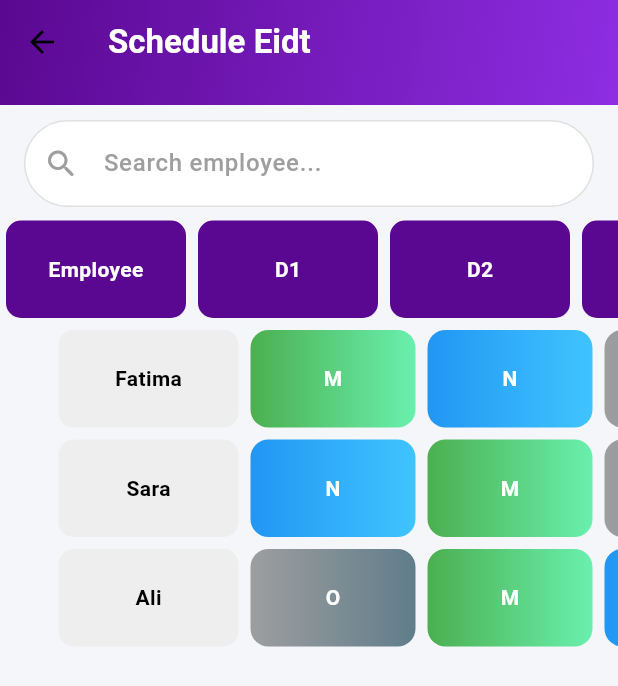
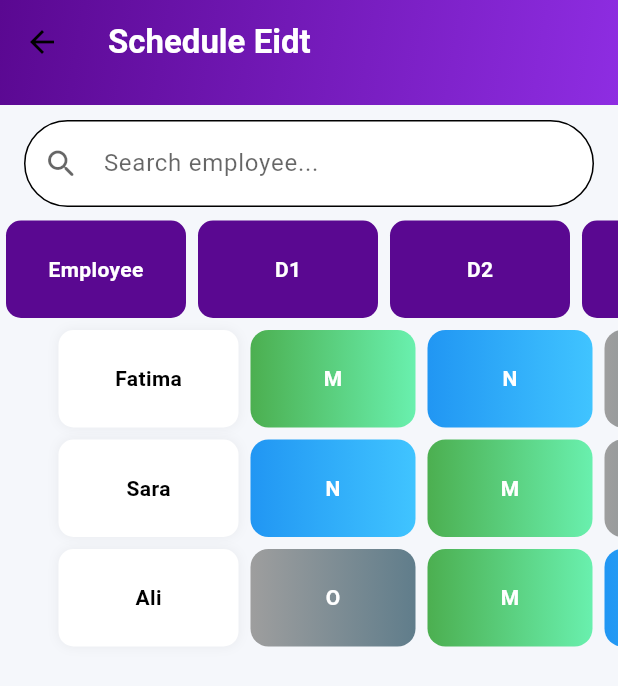
Before and after one commit to Lubaba333/Munawebti, a Flutter app: the ManageSchedulesScreen screen opened directly, after a tap on "Week 1", on a phone screen of 412 x 824 dp. Shown: the top 686 px of the screen. Run offline on Flutter 3.47's test engine with Material 3 defaults, Android fonts, the phone set to English and light mode, and no system bars; our stand-ins replace fl_chart, get, get_storage, shared_preferences; accounts and stored records are empty.

Commit message:
update violation and theme

```diff
--- a/dashboard/Admin2/lib/controller/DashboardController.dart
+++ b/dashboard/Admin2/lib/controller/DashboardController.dart
@@ -7,6 +7,7 @@ import '../view/HousingScreen.dart';
 import '../view/ManageSchedulesScreen.dart';
 import '../view/Request.dart';
 import '../view/dashboard_home.dart';
+import '../view/violation.dart';
 import 'UserManagement_controller.dart';
 
 
@@ -42,7 +43,8 @@ class DashboardController extends GetxController {
     ManageSchedulesScreen(),
     RequestScreen(),
     BuildingsScreen(),
-    Text("Reports"),
+    ViolationScreen(),
+    //Text("Reports"),
   ];
 
   void changePage(int index) {
--- a/dashboard/Admin2/lib/view/ManageSchedulesScreen.dart
+++ b/dashboard/Admin2/lib/view/ManageSchedulesScreen.dart
@@ -43,14 +43,17 @@ class _ManageSchedulesScreenState extends State<ManageSchedulesScreen>
 
   @override
   Widget build(BuildContext context) {
+
+    final theme = Theme.of(context);
+
     return Scaffold(
-      backgroundColor: const Color(0xFFF5F6FA),
+      backgroundColor: theme.scaffoldBackgroundColor,
 
       appBar: PreferredSize(
         preferredSize: const Size.fromHeight(70),
         child: Container(
           decoration: BoxDecoration(gradient: headerGradient),
-          child:  AppBar(
+          child: AppBar(
             backgroundColor: Colors.transparent,
             elevation: 0,
             title: Text(
@@ -67,16 +70,25 @@ class _ManageSchedulesScreenState extends State<ManageSchedulesScreen>
       body: Column(
         children: [
 
-          /// 🔥 FILTER (كما هو)
+          /// ================= FILTER =================
           Padding(
             padding: const EdgeInsets.all(12),
             child: Row(
               children: [
+
                 Expanded(
-                  child: Obx(() => DropdownButton<int>(
+                  child: Obx(() => Container(
+                    padding: const EdgeInsets.symmetric(horizontal: 10),
+                    decoration: BoxDecoration(
+                      color: theme.colorScheme.surface,
+                      borderRadius: BorderRadius.circular(12),
+                    ),
+                    child: DropdownButton<int>(
                       isExpanded: true,
-                    hint: const Text("Month"),
+                      dropdownColor: theme.colorScheme.surface,
                       value: controller.selectedMonth.value,
+                      hint: Text("Month", style: TextStyle(color: theme.hintColor)),
+                      underline: const SizedBox(),
                       items: List.generate(12, (i) {
                         return DropdownMenuItem(
                           value: i + 1,
@@ -86,16 +98,25 @@ class _ManageSchedulesScreenState extends State<ManageSchedulesScreen>
                       onChanged: (val) {
                         controller.selectedMonth.value = val;
                       },
+                    ),
                   )),
                 ),
 
                 const SizedBox(width: 10),
 
                 Expanded(
-                  child: Obx(() => DropdownButton<int>(
+                  child: Obx(() => Container(
+                    padding: const EdgeInsets.symmetric(horizontal: 10),
+                    decoration: BoxDecoration(
+                      color: theme.colorScheme.surface,
+                      borderRadius: BorderRadius.circular(12),
+                    ),
+                    child: DropdownButton<int>(
                       isExpanded: true,
-                    hint: const Text("Year"),
+                      dropdownColor: theme.colorScheme.surface,
                       value: controller.selectedYear.value,
+                      hint: Text("Year", style: TextStyle(color: theme.hintColor)),
+                      underline: const SizedBox(),
                       items: List.generate(5, (i) {
                         int year = DateTime.now().year - i;
                         return DropdownMenuItem(
@@ -106,11 +127,12 @@ class _ManageSchedulesScreenState extends State<ManageSchedulesScreen>
                       onChanged: (val) {
                         controller.selectedYear.value = val;
                       },
+                    ),
                   )),
                 ),
 
                 IconButton(
-                  icon: const Icon(Icons.clear),
+                  icon: Icon(Icons.clear, color: theme.iconTheme.color),
                   onPressed: () {
                     controller.selectedMonth.value = null;
                     controller.selectedYear.value = null;
@@ -120,14 +142,13 @@ class _ManageSchedulesScreenState extends State<ManageSchedulesScreen>
             ),
           ),
 
-          /// 🔥 BODY
+          /// ================= BODY =================
           Expanded(
             child: Obx(() {
               final list = controller.filteredSchedules;
 
-              /// ❌ EMPTY STATE
               if (list.isEmpty) {
-                return _emptyState();
+                return _emptyState(context);
               }
 
               return GridView.builder(
@@ -141,29 +162,6 @@ class _ManageSchedulesScreenState extends State<ManageSchedulesScreen>
                 itemBuilder: (context, index) {
                   final schedule = list[index];
 
-                  /// ✨ ظهور انيميشن
-                  return AnimatedOpacity(
-                    duration: Duration(milliseconds: 400 + (index * 80)),
-                    opacity: 1,
-                    child: AnimatedScale(
-                      duration: Duration(milliseconds: 400 + (index * 80)),
-                      scale: 1,
-                      child: _floatingTile(schedule, index),
-                    ),
-                  );
-                },
-              );
-            }),
-          ),
-        ],
-      ),
-
-      floatingActionButton: _addButton(),
-    );
-  }
-
-  // ================= FLOAT ANIMATION =================
-  Widget _floatingTile(dynamic schedule, int index) {
                   return AnimatedBuilder(
                     animation: _animController,
                     builder: (context, child) {
@@ -175,12 +173,24 @@ class _ManageSchedulesScreenState extends State<ManageSchedulesScreen>
                         child: child,
                       );
                     },
-      child: _scheduleItem(schedule),
+                    child: _scheduleItem(context, schedule),
+                  );
+                },
+              );
+            }),
+          ),
+        ],
+      ),
+
+      floatingActionButton: _addButton(context),
     );
   }
 
   // ================= ITEM =================
-  Widget _scheduleItem(dynamic schedule) {
+  Widget _scheduleItem(BuildContext context, dynamic schedule) {
+
+    final theme = Theme.of(context);
+
     return GestureDetector(
       onTap: () {
         Get.toNamed("/schedule", arguments: schedule);
@@ -196,30 +206,32 @@ class _ManageSchedulesScreenState extends State<ManageSchedulesScreen>
               ShaderMask(
                 shaderCallback: (bounds) {
                   return const LinearGradient(
-                    colors: [Color(0xFF8E2DE2), Color(0xFF5A0891)],
+                    colors: [
+                      Color(0xFF8E2DE2),
+                      Color(0xFF5A0891),
+                    ],
                   ).createShader(bounds);
                 },
                 child: const Icon(
                   Icons.calendar_month,
                   size: 140,
-                  color: Colors.white,
+                  color: Colors.white, // مهم تثبيت الأبيض هنا
                 ),
               ),
 
-              /// ✏️ EDIT ICON
               Positioned(
                 top: -6,
                 right: -6,
                 child: Container(
                   padding: const EdgeInsets.all(5),
-                  decoration: const BoxDecoration(
+                  decoration: BoxDecoration(
                     shape: BoxShape.circle,
-                    color: Colors.white,
+                    color: theme.colorScheme.surface,
                   ),
-                  child: const Icon(
+                  child: Icon(
                     Icons.edit,
                     size: 18,
-                    color: Color(0xFF5A0891),
+                    color: theme.colorScheme.primary,
                   ),
                 ),
               ),
@@ -230,9 +242,10 @@ class _ManageSchedulesScreenState extends State<ManageSchedulesScreen>
 
           Text(
             schedule.name,
-            style: const TextStyle(
+            style: TextStyle(
               fontWeight: FontWeight.bold,
               fontSize: 15,
+              color: theme.textTheme.bodyLarge?.color,
             ),
           ),
 
@@ -241,7 +254,7 @@ class _ManageSchedulesScreenState extends State<ManageSchedulesScreen>
           Text(
             schedule.createdAt,
             style: TextStyle(
-              color: Colors.grey.shade600,
+              color: theme.hintColor,
               fontSize: 12,
             ),
           ),
@@ -250,32 +263,35 @@ class _ManageSchedulesScreenState extends State<ManageSchedulesScreen>
     );
   }
 
-  // ================= EMPTY STATE =================
-  Widget _emptyState() {
+  // ================= EMPTY =================
+  Widget _emptyState(BuildContext context) {
+
+    final theme = Theme.of(context);
+
     return Center(
       child: Column(
         mainAxisAlignment: MainAxisAlignment.center,
-        children: const [
+        children: [
 
           Icon(Icons.calendar_month,
-              size: 80, color: Colors.grey),
+              size: 80, color: theme.hintColor),
 
-          SizedBox(height: 10),
+          const SizedBox(height: 10),
 
           Text(
             "No Schedules Found",
             style: TextStyle(
               fontSize: 18,
               fontWeight: FontWeight.bold,
-              color: Colors.grey,
+              color: theme.textTheme.bodyLarge?.color,
             ),
           ),
 
-          SizedBox(height: 5),
+          const SizedBox(height: 5),
 
           Text(
             "Try changing filters or add a new schedule",
-            style: TextStyle(color: Colors.grey),
+            style: TextStyle(color: theme.hintColor),
           ),
         ],
       ),
@@ -283,16 +299,22 @@ class _ManageSchedulesScreenState extends State<ManageSchedulesScreen>
   }
 
   // ================= ADD BUTTON =================
-  Widget _addButton() {
+  Widget _addButton(BuildContext context) {
+
+    final theme = Theme.of(context);
+
     return GestureDetector(
       onTap: () => Get.toNamed("/program"),
       child: Container(
         width: 65,
         height: 65,
-        decoration: const BoxDecoration(
+        decoration: BoxDecoration(
           shape: BoxShape.circle,
           gradient: LinearGradient(
-            colors: [Color(0xFF8E2DE2), Color(0xFF5A0891)],
+            colors: [
+              theme.colorScheme.primary,
+              theme.colorScheme.secondary,
+            ],
           ),
         ),
         child: const Icon(Icons.add, color: Colors.white, size: 32),
--- a/dashboard/Admin2/lib/view/ScheduleEditorScreen.dart
+++ b/dashboard/Admin2/lib/view/ScheduleEditorScreen.dart
@@ -46,11 +46,15 @@ class _ScheduleEditorScreenState
   }
 
   // ================= SEARCH =================
-  Widget _searchBar() {
+  Widget _searchBar(BuildContext context) {
+
+    final theme = Theme.of(context);
+
     return Padding(
       padding: const EdgeInsets.fromLTRB(16, 10, 16, 5),
       child: Focus(
         onFocusChange: (_) => setState(() {}),
+
         child: AnimatedContainer(
           duration: const Duration(milliseconds: 300),
           curve: Curves.easeInOut,
@@ -58,22 +62,19 @@ class _ScheduleEditorScreenState
           decoration: BoxDecoration(
             borderRadius: BorderRadius.circular(30),
 
-            /// 🔥 الخلفية ثابتة (ما تتغير)
-            color: Colors.white,
+            color: theme.colorScheme.surface,
 
-            /// 🔥 الإطار فقط يتغير لونه
             border: Border.all(
               color: _focusNode.hasFocus
-                  ? const Color(0xFF5A0891) // نفس لون الايقونة
-                  : Colors.grey.shade300,
+                  ? theme.colorScheme.primary
+                  : theme.dividerColor,
               width: _focusNode.hasFocus ? 2.5 : 1,
             ),
 
-            /// ظل خفيف عند التركيز
             boxShadow: [
               if (_focusNode.hasFocus)
                 BoxShadow(
-                  color: AppColors.primary.withOpacity(0.15),
+                  color: theme.colorScheme.primary.withOpacity(0.15),
                   blurRadius: 15,
                   offset: const Offset(0, 5),
                 ),
@@ -84,20 +85,20 @@ class _ScheduleEditorScreenState
             focusNode: _focusNode,
             onChanged: controller.search,
 
-            style: const TextStyle(
+            style: TextStyle(
               fontSize: 16,
-              fontWeight: FontWeight.w500,
+              color: theme.textTheme.bodyLarge?.color,
             ),
 
             decoration: InputDecoration(
               hintText: "Search employee...",
-              hintStyle: TextStyle(color: Colors.grey.shade500),
+              hintStyle: TextStyle(color: theme.hintColor),
 
               prefixIcon: Icon(
                 Icons.search_rounded,
                 color: _focusNode.hasFocus
-                    ? const Color(0xFF8E2DE2)
-                    : Colors.grey,
+                    ? theme.colorScheme.primary
+                    : theme.hintColor,
               ),
 
               suffixIcon: Obx(() {
@@ -123,25 +124,26 @@ class _ScheduleEditorScreenState
 
   @override
   Widget build(BuildContext context) {
+
+    final theme = Theme.of(context);
+
     return Scaffold(
-      backgroundColor: const Color(0xFFF5F6FA),
+      backgroundColor: theme.scaffoldBackgroundColor,
 
       // ================= APPBAR =================
-      appBar:PreferredSize(
+      appBar: PreferredSize(
         preferredSize: const Size.fromHeight(70),
         child: Container(
           decoration: BoxDecoration(gradient: headerGradient),
-          child: AppBar(
+          child:  AppBar(
             backgroundColor: Colors.transparent,
             elevation: 0,
-            title: const Align(
-              alignment: Alignment.centerLeft,
-              child: Text(
-                "Schedule Eidt",
-                style: TextStyle(
-                    color: AppColors.white,
-                    fontWeight: FontWeight.bold,
-                    fontSize: 22),
+            title: Text(
+              "Schedule Eidt",
+              style: TextStyle(
+                color: Colors.white,
+                fontWeight: FontWeight.bold,
+                fontSize: 22,
               ),
             ),
           ),
@@ -152,7 +154,7 @@ class _ScheduleEditorScreenState
         return Column(
           children: [
 
-            _searchBar(),
+            _searchBar(context),
 
             Expanded(
               child: AnimatedBuilder(
@@ -178,10 +180,10 @@ class _ScheduleEditorScreenState
                       // HEADER
                       Row(
                         children: [
-                          _cell("Employee", true),
+                          _cell(context, "Employee", true),
                           ...List.generate(
                             controller.days.value,
-                                (i) => _cell("D${i + 1}", true),
+                                (i) => _cell(context, "D${i + 1}", true),
                           ),
                         ],
                       ),
@@ -194,7 +196,7 @@ class _ScheduleEditorScreenState
 
                           return Row(
                             children: [
-                              _cell(item.employee, false),
+                              _cell(context, item.employee, false),
 
                               ...List.generate(
                                 controller.days.value,
@@ -280,7 +282,7 @@ class _ScheduleEditorScreenState
     });
   }
 
-  // ================= CELL BOX (ORIGINAL COLORS) =================
+  // ================= SHIFT BOX (KEEP COLORS) =================
   Widget _box(String value) {
     return Container(
       width: 110,
@@ -304,7 +306,11 @@ class _ScheduleEditorScreenState
     );
   }
 
-  Widget _cell(String text, bool header) {
+  // ================= CELL =================
+  Widget _cell(BuildContext context, String text, bool header) {
+
+    final theme = Theme.of(context);
+
     return Container(
       width: 120,
       height: 65,
@@ -312,20 +318,32 @@ class _ScheduleEditorScreenState
       alignment: Alignment.center,
       decoration: BoxDecoration(
         color: header
-            ? const Color(0xFF5A0891)
-            : Colors.grey.shade200,
+            ? theme.colorScheme.primary
+            : theme.colorScheme.surface,
+
         borderRadius: BorderRadius.circular(10),
+
+        boxShadow: [
+          if (!header)
+            BoxShadow(
+              color: Colors.black.withOpacity(0.05),
+              blurRadius: 6,
+            ),
+        ],
       ),
       child: Text(
         text,
         style: TextStyle(
-          color: header ? Colors.white : Colors.black,
+          color: header
+              ? Colors.white
+              : theme.textTheme.bodyMedium?.color,
           fontWeight: FontWeight.bold,
         ),
       ),
     );
   }
 
+  // ================= SHIFT COLORS (DO NOT TOUCH) =================
   List<Color> _getColor(String shift) {
     switch (shift) {
       case "M":
--- a/dashboard/Admin2/lib/widgets/app_theme.dart
+++ b/dashboard/Admin2/lib/widgets/app_theme.dart
@@ -7,7 +7,10 @@ class AppTheme {
     brightness: Brightness.light,
     scaffoldBackgroundColor: const Color(0xFFF5F7FB),
 
-    primaryColor: AppColors.primary,
+    colorScheme: ColorScheme.light(
+      primary: AppColors.primary,
+      secondary: AppColors.primary,
+    ),
 
     appBarTheme: const AppBarTheme(
       backgroundColor: Colors.white,
@@ -17,9 +20,13 @@ class AppTheme {
 
     cardColor: Colors.white,
 
+    iconTheme: const IconThemeData(color: Colors.black87),
+
     textTheme: const TextTheme(
       bodyMedium: TextStyle(color: Colors.black),
     ),
+
+    useMaterial3: true,
   );
 
   /// 🌙 Dark Theme
@@ -27,17 +34,25 @@ class AppTheme {
     brightness: Brightness.dark,
     scaffoldBackgroundColor: const Color(0xFF1E1E2F),
 
-    primaryColor: AppColors.primary,
+    colorScheme: ColorScheme.dark(
+      primary: AppColors.primary,
+      secondary: AppColors.primary,
+    ),
 
     appBarTheme: const AppBarTheme(
       backgroundColor: Color(0xFF2A2A40),
       elevation: 0,
+      iconTheme: IconThemeData(color: Colors.white),
     ),
 
     cardColor: const Color(0xFF2A2A40),
 
+    iconTheme: const IconThemeData(color: Colors.white70),
+
     textTheme: const TextTheme(
       bodyMedium: TextStyle(color: Colors.white),
     ),
+
+    useMaterial3: true,
   );
 }
--- a/dashboard/Admin2/pubspec.yaml
+++ b/dashboard/Admin2/pubspec.yaml
@@ -38,6 +38,7 @@ dependencies:
   shared_preferences: ^2.5.3
   get: ^4.7.2
   fl_chart: ^0.66.0
+  get_storage: ^2.1.1
 dev_dependencies:
   flutter_test:
     sdk: flutter
```
Also changed, not shown: dashboard/Admin2/lib/controller/theme_controller.dart (added, +34 -0 lines), dashboard/Admin2/lib/controller/violation_controller.dart (added, +71 -0 lines), dashboard/Admin2/lib/main.dart (+15 -7 lines), dashboard/Admin2/lib/view/CreateProgram.dart (+23 -6 lines), dashboard/Admin2/lib/view/UserManagement.dart (+26 -30 lines), dashboard/Admin2/lib/view/violation.dart (added, +132 -0 lines), dashboard/Admin2/lib/widgets/topbar.dart (+60 -36 lines), dashboard/Admin2/pubspec.lock. Lines whose indentation alone changed are shown as unchanged.
